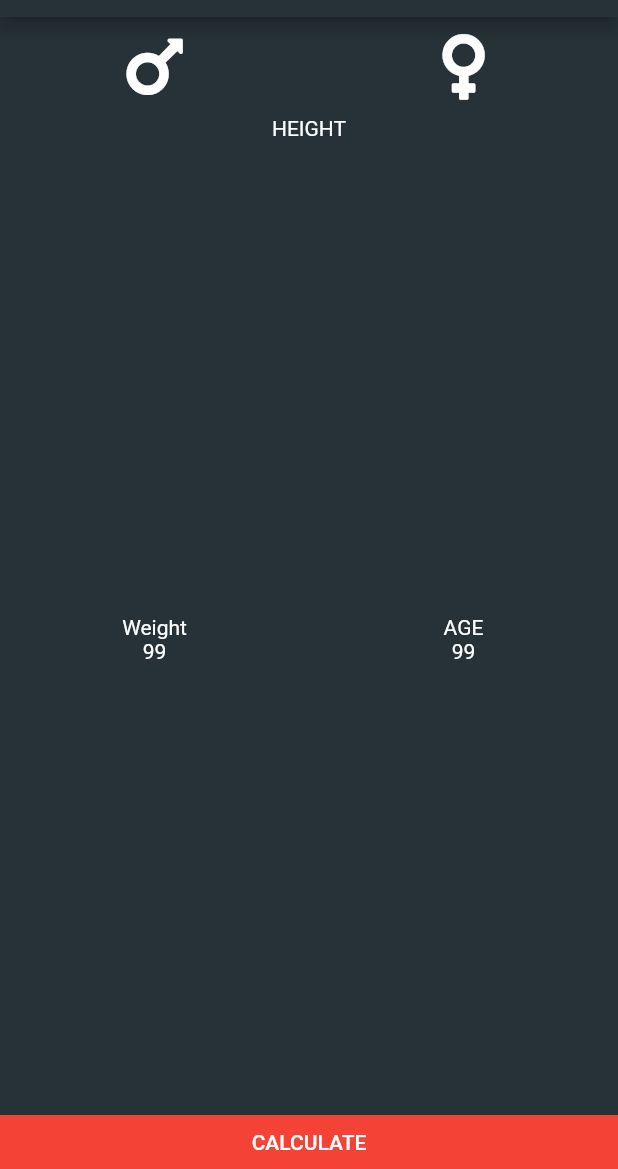
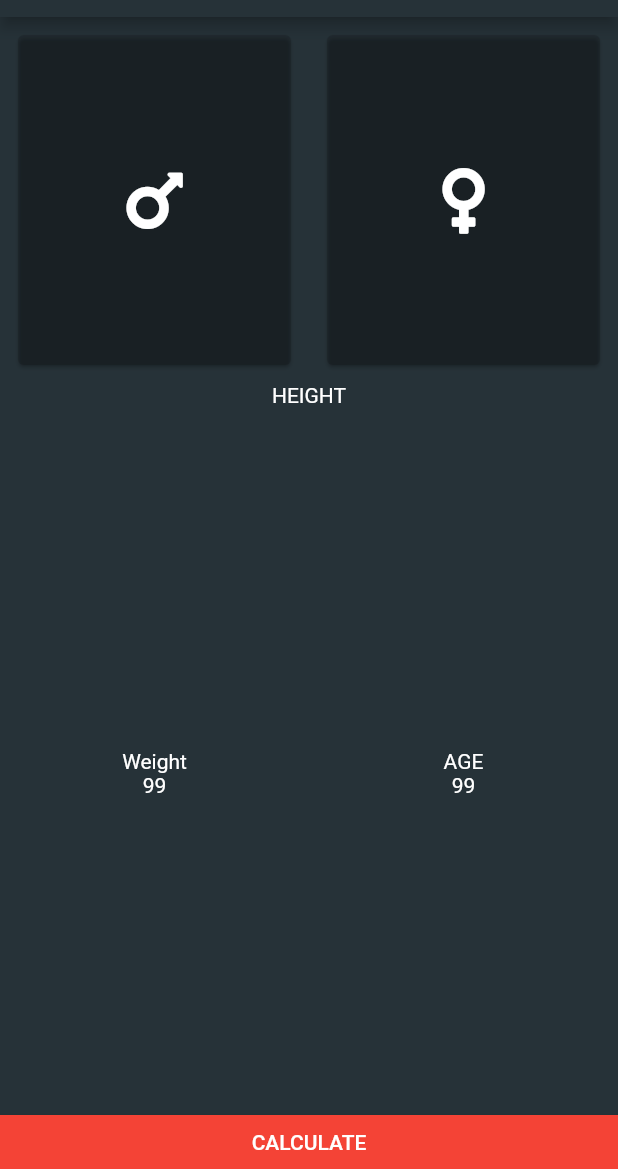
Before and after one commit to Naxalov/BMICALCULATOR, a Flutter app: the screen it shows after launch, on a phone screen of 412 x 824 dp, the part 67-1236 px from its top. Run offline on Flutter 3.47's test engine with Material 2 defaults, Android fonts, the phone set to English and light mode, and no system bars; our stand-ins replace font_awesome_flutter.

Commit message:
add card

```diff
--- a/lib/screen/home.dart
+++ b/lib/screen/home.dart
@@ -14,12 +14,17 @@ class Home extends StatelessWidget {
       body: Column(
         children: <Widget>[
 //        Gender
-          Row(
+          Expanded(
+            child: Row(
+              crossAxisAlignment: CrossAxisAlignment.stretch,
+              mainAxisAlignment: MainAxisAlignment.center,
+
               children: <Widget>[
                 Expanded(
                   child: Padding(
                     padding: const EdgeInsets.all(8.0),
-                  child: Container(
+                    child: Card(
+                      color: Colors.black12,
                       child: Icon(
                         FontAwesomeIcons.mars,
                         color: Colors.white,
@@ -31,7 +36,8 @@ class Home extends StatelessWidget {
                 Expanded(
                   child: Padding(
                     padding: const EdgeInsets.all(8.0),
-                  child: Container(
+                    child: Card(
+                      color: Colors.black12,
                       child: Icon(
                         FontAwesomeIcons.venus,
                         color: Colors.white,
@@ -41,6 +47,7 @@ class Home extends StatelessWidget {
                   ),
                 )
               ],
+            ),
           ),
 //          Height
           Expanded(
```
Lines whose indentation alone changed are shown as unchanged.
